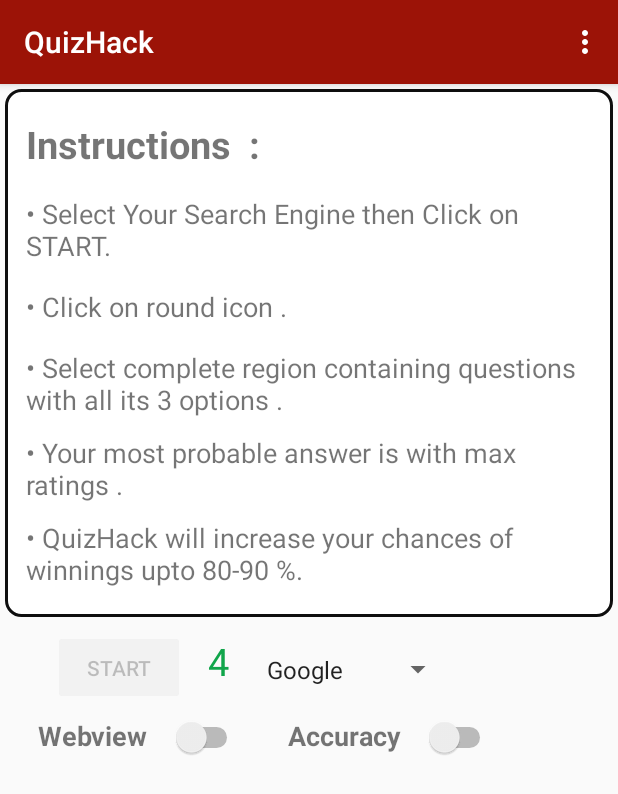
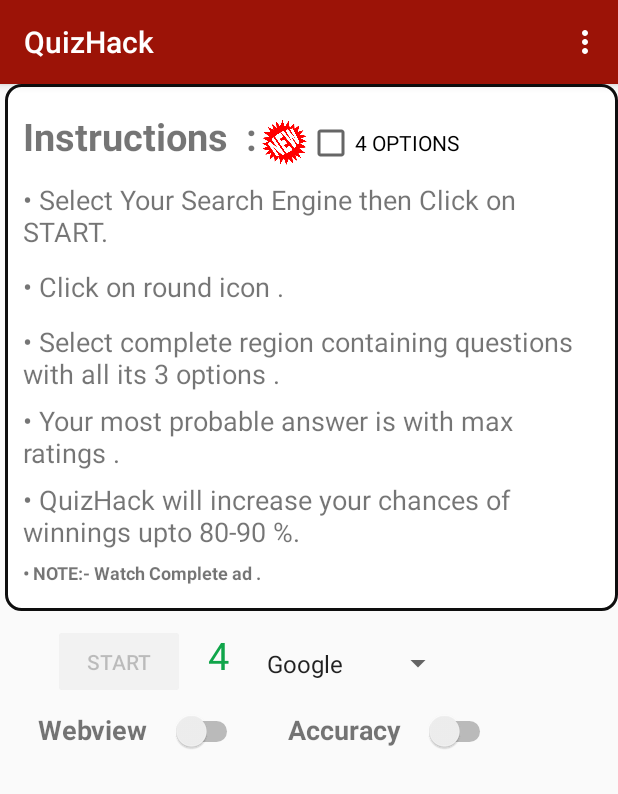
Before and after one commit to s738879655/QuizHackk, an Android app: the screen it shows after launch (MainActivity), on a phone screen of 412 x 824 dp. Shown: the top 794 px of the screen. Run offline under Robolectric (Android 15) with nearby library versions, the phone set to English and light mode, and no system bars; our stand-ins replace AdMob, Firebase (no records; nobody signed in at launch, a user with empty details on screens opened directly), data binding; libraries missing offline, so code that uses them is left out: android.test.mock, com.android.billingclient, com.google.ads.mediation, com.jirbo.adcolony; 6 statements that could not run were skipped.

```diff
--- a/app/build.gradle
+++ b/app/build.gradle
@@ -73,6 +73,11 @@ dependencies {
     implementation fileTree(dir: 'libs', include: ['*.jar'])
     implementation 'com.google.ads.mediation:chartboost:7.2.0.1'
 
+    //for in app billing
+
+
+    implementation 'com.android.billingclient:billing:1.2'
+
 
 }
 
--- a/app/src/main/AndroidManifest.xml
+++ b/app/src/main/AndroidManifest.xml
@@ -4,6 +4,8 @@
     package="com.hostelmanager.quizhackk">
 
     <uses-permission android:name="android.permission.SYSTEM_ALERT_WINDOW" />
+
+    <uses-permission android:name="com.android.vending.BILLING" />
     <uses-permission android:name="android.permission.INTERNET" />
     <uses-permission android:name="android.permission.WRITE_EXTERNAL_STORAGE" />
     <uses-permission android:name="android.permission.SYSTEM_ALERT_WINDOW" />
@@ -50,6 +52,7 @@
 
         <service
             android:name=".BubbleService"
+            android:screenOrientation="portrait"
             android:configChanges="orientation|keyboardHidden" />
         <service
             android:name=".RecieveNotification"
--- a/app/src/main/java/com/hostelmanager/quizhackk/MainActivity.java
+++ b/app/src/main/java/com/hostelmanager/quizhackk/MainActivity.java
@@ -1,6 +1,7 @@
 package com.hostelmanager.quizhackk;
 
 import android.Manifest;
+import android.app.Activity;
 import android.app.AlertDialog;
 import android.content.ActivityNotFoundException;
 import android.content.BroadcastReceiver;
@@ -20,6 +21,7 @@ import android.os.Handler;
 import android.os.Looper;
 import android.provider.Settings;
 import android.support.annotation.NonNull;
+import android.support.annotation.Nullable;
 import android.support.annotation.RequiresApi;
 import android.support.v4.app.ActivityCompat;
 import android.support.v4.content.ContextCompat;
@@ -32,12 +34,20 @@ import android.view.View;
 import android.widget.AdapterView;
 import android.widget.ArrayAdapter;
 import android.widget.Button;
+import android.widget.CheckBox;
 import android.widget.Spinner;
 import android.widget.Switch;
 import android.widget.TextView;
 import android.widget.Toast;
 
 
+import com.android.billingclient.api.BillingClient;
+import com.android.billingclient.api.BillingClientStateListener;
+import com.android.billingclient.api.Purchase;
+import com.android.billingclient.api.PurchasesUpdatedListener;
+import com.android.billingclient.api.SkuDetails;
+import com.android.billingclient.api.SkuDetailsParams;
+import com.android.billingclient.api.SkuDetailsResponseListener;
 import com.chartboost.sdk.Chartboost;
 import com.google.ads.mediation.chartboost.ChartboostAdapter;
 import com.google.android.ads.mediationtestsuite.MediationTestSuite;
@@ -52,17 +62,26 @@ import com.google.android.gms.ads.reward.RewardedVideoAdListener;
 import com.google.firebase.database.DatabaseReference;
 import com.google.firebase.database.FirebaseDatabase;
 import com.google.firebase.iid.FirebaseInstanceId;
+
 import com.hostelmanager.quizhackk.databinding.ActivityMainBinding;
 import com.jirbo.adcolony.AdColonyAdapter;
 import com.jirbo.adcolony.AdColonyBundleBuilder;
 
 
+import java.util.ArrayList;
+import java.util.List;
 import java.util.Timer;
 
 import java.util.TimerTask;
 
-public class MainActivity extends AppCompatActivity implements AdapterView.OnItemSelectedListener, RewardedVideoAdListener {
+public class MainActivity extends AppCompatActivity implements AdapterView.OnItemSelectedListener, RewardedVideoAdListener,PurchasesUpdatedListener{
     public static MediaProjection sMediaProjection;
+
+   //For in app billing
+    private BillingClient mBillingClient;
+private String mPremiumUpgradePrice;
+public static  boolean optionFour=true;
+
     private static final int MY_PERMISSIONS_REQUEST_READ_CONTACTS = 5566;
     private static final int REQUEST_CODE = 55566;
     private ActivityMainBinding binding;
@@ -86,6 +105,9 @@ public class MainActivity extends AppCompatActivity implements AdapterView.OnIte
     private AdRequest request;
 
     Switch switchBtn;
+    Activity activity;
+
+    public static CheckBox checkbox3;
     Switch switchBtn1;
 
     private static final int REQUEST_CODE_PERMISSION = 2;
@@ -142,7 +164,7 @@ public class MainActivity extends AppCompatActivity implements AdapterView.OnIte
         //  test id  ca-app-pub-3940256099942544~3347511713
         // main id   "ca-app-pub-3184687614190176~1319231353"
         MobileAds.initialize(this,
-                "ca-app-pub-3184687614190176~1319231353");
+                "ca-app-pub-3940256099942544~3347511713");
         mAdView =findViewById(R.id.adView);
         btn = findViewById(R.id.test);
 
@@ -153,6 +175,8 @@ public class MainActivity extends AppCompatActivity implements AdapterView.OnIte
         switchBtn1=findViewById(R.id.idSwitch1);
 
         counting.setVisibility(View.VISIBLE);
+
+        checkbox3=findViewById(R.id.checkBox3);
 
      //   AdRequest adRequest = new AdRequest.Builder().build();
         mAdView.loadAd(request);
@@ -172,7 +196,7 @@ public class MainActivity extends AppCompatActivity implements AdapterView.OnIte
         // test id   ca-app-pub-3940256099942544/1033173712
 
         //main "ca-app-pub-3184687614190176/3725902849"
-        mInterstitialAd.setAdUnitId("ca-app-pub-3184687614190176/3725902849");
+        mInterstitialAd.setAdUnitId("ca-app-pub-3940256099942544/1033173712");
 
         mInterstitialAd.loadAd(request);
 
@@ -551,14 +575,16 @@ public class MainActivity extends AppCompatActivity implements AdapterView.OnIte
 
     @Override
     public void onRewardedVideoAdClosed() {
-if(sMediaProjection==null)
-    startMediaProjection();
+
+        Toast.makeText(this,"You Have to watch complete (ad) .",Toast.LENGTH_LONG).show();
         loadRewardedVideoAd();
+        binding.test.setEnabled(false);
     }
 
 
     @Override
     public void onRewarded(RewardItem rewardItem) {
+       if(sMediaProjection==null)
         startMediaProjection();
     }
     @Override
@@ -574,7 +600,6 @@ if(sMediaProjection==null)
 
     @Override
     public void onRewardedVideoCompleted() {
-            startMediaProjection();
             loadRewardedVideoAd();
     }
 
@@ -620,6 +645,50 @@ if(sMediaProjection==null)
                     //TODO smth
                 }
                 return true;
+       /*     case R.id.buy:
+
+
+
+                mBillingClient = BillingClient.newBuilder(activity).setListener(this).build();
+                mBillingClient.startConnection(new BillingClientStateListener() {
+                    @Override
+                    public void onBillingSetupFinished(@BillingClient.BillingResponse int billingResponseCode) {
+                        if (billingResponseCode == BillingClient.BillingResponse.OK) {
+                            // The billing client is ready. You can query purchases here.
+
+                            List skuList = new ArrayList<>();
+                            skuList.add("premium_upgrade");
+
+                            SkuDetailsParams.Builder params = SkuDetailsParams.newBuilder();
+                            params.setSkusList(skuList).setType(BillingClient.SkuType.INAPP);
+                            mBillingClient.querySkuDetailsAsync(params.build(),
+                                    new SkuDetailsResponseListener() {
+                                        @Override
+                                        public void onSkuDetailsResponse(int responseCode, List skuDetailsList) {
+                                            // Process the result.
+
+                                            if (responseCode == BillingClient.BillingResponse.OK
+                                                    && skuDetailsList != null) {
+                                                for (SkuDetails skuD :skuDetailsList) {
+                                                    String sku = skuD.getSku();
+                                                    String price = skuD.getPrice();
+                                                    if ("premium_upgrade".equals(sku)) {
+                                                        mPremiumUpgradePrice = price;
+                                                    }
+                                                }
+                                            }
+                                        }
+                                    });
+                        }
+                    }
+                    @Override
+                    public void onBillingServiceDisconnected() {
+                        // Try to restart the connection on the next request to
+                        // Google Play by calling the startConnection() method.
+                    }
+                });
+
+                return true;*/
             default:
                 return super.onOptionsItemSelected(item);
 
@@ -658,7 +727,7 @@ if(sMediaProjection==null)
 
 
     private void loadRewardedVideoAd() {
-        mRewardedVideoAd.loadAd("ca-app-pub-3184687614190176/3302111451",
+        mRewardedVideoAd.loadAd("ca-app-pub-3940256099942544/5224354917",
                 request);
     }
 
@@ -738,4 +807,12 @@ if(sMediaProjection==null)
             mInterstitialAd.show();
         }
     }
+
+
+
+
+    @Override
+    public void onPurchasesUpdated(int responseCode, @Nullable List<Purchase> purchases) {
+
+    }
 }
--- a/app/src/main/res/layout/activity_main.xml
+++ b/app/src/main/res/layout/activity_main.xml
@@ -13,21 +13,35 @@
             android:id="@+id/lay"
             android:layout_width="wrap_content"
             android:layout_height="wrap_content"
+            android:layout_alignParentEnd="true"
             android:layout_alignParentStart="true"
-            android:layout_alignParentTop="true"
+            android:layout_marginBottom="3dp"
+            android:layout_marginLeft="3dp"
             android:background="@drawable/shape"
-            android:layout_margin="3dp"
             android:orientation="vertical">
+
             <LinearLayout
                 android:layout_width="match_parent"
                 android:layout_height="wrap_content">
+
                 <TextView
                     android:layout_width="wrap_content"
                     android:layout_height="wrap_content"
-                android:padding="5dp"
+                    android:padding="3dp"
                     android:text="Instructions  :"
                     android:textSize="25dp"
                     android:textStyle="bold" />
+<ImageView
+    android:layout_width="30dp"
+    android:layout_height="30dp"
+    android:layout_marginTop="10dp"
+    android:background="@drawable/newimage"/>
+                <CheckBox
+                    android:id="@+id/checkBox3"
+                    android:layout_width="wrap_content"
+                    android:layout_height="wrap_content"
+                    android:layout_weight="1"
+                    android:text="4 OPTIONS" />
                 <!--   <LinearLayout
         android:layout_width="wrap_content"
         android:layout_height="wrap_content"
@@ -55,11 +69,12 @@
 
             </LinearLayout>
 
+
             <TextView
                 android:layout_width="wrap_content"
                 android:layout_height="wrap_content"
                 android:layout_marginTop="6dp"
-                android:padding="5dp"
+                android:padding="3dp"
                 android:text="@string/one"
                 android:textSize="18dp"
                 android:textStyle="normal" />
@@ -68,7 +83,7 @@
                 android:layout_width="wrap_content"
                 android:layout_height="wrap_content"
                 android:layout_marginTop="5dp"
-                android:padding="5dp"
+                android:padding="3dp"
                 android:text="@string/two"
                 android:textSize="18dp"
                 android:textStyle="normal" />
@@ -77,26 +92,35 @@
                 android:layout_width="wrap_content"
                 android:layout_height="wrap_content"
                 android:layout_marginTop="5dp"
-                android:padding="5dp"
+                android:padding="3dp"
                 android:text="@string/three"
                 android:textSize="18dp"
-                android:textStyle="normal"/>
+                android:textStyle="normal" />
 
             <TextView
                 android:layout_width="wrap_content"
                 android:layout_height="wrap_content"
-                android:padding="5dp"
+                android:padding="3dp"
                 android:text="@string/four"
+                android:textSize="18dp"
+                android:textStyle="normal" />
+
+            <TextView
+                android:layout_width="wrap_content"
+                android:layout_height="wrap_content"
+
+                android:padding="3dp"
+                android:text="@string/seven"
                 android:textSize="18dp"
                 android:textStyle="normal" />
             <TextView
                 android:layout_width="wrap_content"
                 android:layout_height="wrap_content"
 
-                android:padding="5dp"
-                android:text="@string/seven"
-                android:textSize="18dp"
-                android:textStyle="normal" />
+                android:padding="3dp"
+                android:text="@string/Eight"
+                android:textSize="12dp"
+                android:textStyle="bold" />
         </LinearLayout>
 <LinearLayout
     android:layout_width="match_parent"
@@ -198,7 +222,7 @@
             android:layout_alignParentBottom="true"
             ads:adSize="SMART_BANNER"
             android:layout_marginBottom="2dp"
-            ads:adUnitId="@string/banner_ad_unit_id">
+            ads:adUnitId="@string/test_ad_unit_id">
         </com.google.android.gms.ads.AdView>
 
     <!--    <Button
--- a/app/src/main/res/menu/menu_main.xml
+++ b/app/src/main/res/menu/menu_main.xml
@@ -2,4 +2,5 @@
 <menu xmlns:android="http://schemas.android.com/apk/res/android">
 <item android:id="@+id/rateus" android:title="Rate Us"/>
 <item android:id="@+id/feedback" android:title="Help"/>
+
 </menu>
--- a/app/src/main/res/values/strings.xml
+++ b/app/src/main/res/values/strings.xml
@@ -2,11 +2,13 @@
     <string name="app_name">QuizHack</string>
     <string name="banner_ad_unit_id">ca-app-pub-3184687614190176/2250267124</string>
     <string name="test_ad_unit_id">ca-app-pub-3940256099942544/6300978111</string>
+    <string name="oneBefore">• For 4 Option Select CHECKBOX which is at the TOP RIGHT.</string>
     <string name="one">• Select Your Search Engine then Click on START.</string>
     <string name="two">• Click on round icon . </string>
     <string name="three">• Select complete region containing questions with all its 3 options .</string>
     <string name="four">• Your most probable answer is with max ratings .</string>
     <string name="five">• In Negative type Questions marks answer which have "0"  ratings.</string>
     <string name="seven">• QuizHack will increase your chances of winnings upto 80-90 %.</string>
+    <string name="Eight">•  NOTE:- Watch Complete ad  .</string>
     <string name="default_notification_channel_id">0</string>
 </resources>
```
Also changed, not shown: app/src/main/java/com/hostelmanager/quizhackk/BubbleService.java (+359 -12 lines), app/src/main/res/layout/answer_layout.xml (+18 -0 lines), app/src/main/res/drawable-xxxhdpi/newimage.png (added). Lines whose indentation alone changed are shown as unchanged.
